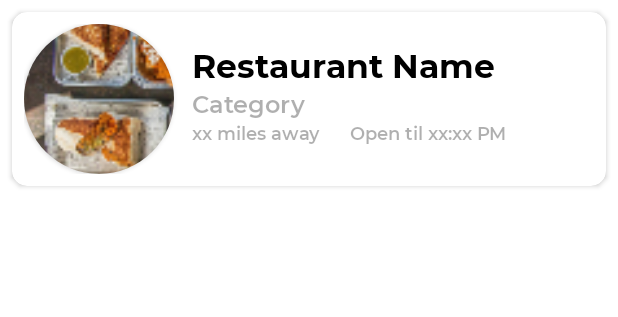
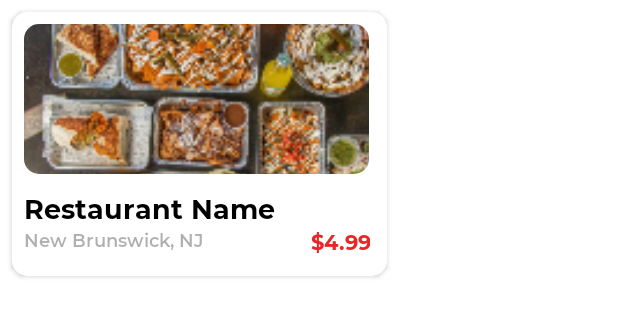
Before and after one commit to sarahmcney/RU2GOOD2GO, an Android app: the layout offer_item.xml on its own in the app's theme, with its tools: preview values and no code run, on a phone screen of 412 x 824 dp. Shown: the top 317 px of the screen. Run offline under Robolectric (Android 15) with nearby library versions, the phone set to English and light mode, and no system bars.

Commit message:
revamped main feed

```diff
--- a/app/src/main/java/com/example/ru2good2go/RestaurantListItem.kt
+++ b/app/src/main/java/com/example/ru2good2go/RestaurantListItem.kt
@@ -1,4 +1,6 @@
 package com.example.ru2good2go
 //for recyclerview
-data class RestaurantListItem(val imageResource: Int, val name: String, val category: String, val distance: String,
-                              val closingTime : String)
+/*data class RestaurantListItem(val imageResource: Int, val name: String, val category: String, val distance: String,
+                              val closingTime : String)*/
+
+data class RestaurantListItem(val imageResource: Int, val name: String, val location: String)
--- a/app/src/main/res/layout/offer_item.xml
+++ b/app/src/main/res/layout/offer_item.xml
@@ -5,10 +5,11 @@
         <variable name="viewModel" type="network.PlaceViewModel"/>
     </data>
 <androidx.cardview.widget.CardView
-    android:layout_width="match_parent"
+    android:layout_width="250dp"
     android:layout_height="wrap_content"
     android:layout_margin="8dp"
     app:cardCornerRadius="10dp"
+
     >
 
     <RelativeLayout
@@ -18,14 +19,14 @@
 
         <androidx.cardview.widget.CardView
             android:id="@+id/circle_img_container"
-            android:layout_width="100dp"
+            android:layout_width="230dp"
             android:layout_height="100dp"
             android:elevation="12dp"
-            app:cardCornerRadius="50dp">
+            app:cardCornerRadius="10dp">
 
             <ImageView
                 android:id="@+id/restaurant_image"
-                android:layout_width="280dp"
+                android:layout_width="250dp"
                 android:layout_height="100dp"
                 android:layout_marginEnd="8dp"
                 android:scaleType="centerCrop"
@@ -36,15 +37,39 @@
             android:id="@+id/restaurant_name"
             android:layout_width="wrap_content"
             android:layout_height="wrap_content"
-            android:layout_marginStart="12dp"
-            android:layout_marginTop="12dp"
-            android:layout_toEndOf="@id/circle_img_container"
+            android:layout_marginTop="10dp"
             android:fontFamily="@font/montserrat_bold"
+            android:layout_below="@id/circle_img_container"
             android:text="Restaurant Name"
             android:textColor="#000000"
-            android:textSize="22sp" />
+            android:textSize="18sp" />
 
         <TextView
+            android:id="@+id/restaurant_location"
+            android:layout_width="wrap_content"
+            android:layout_height="wrap_content"
+            android:layout_below="@id/restaurant_name"
+            android:fontFamily="@font/montserrat_semibold"
+            android:text="New Brunswick, NJ"
+            android:layout_marginBottom="5dp"
+            android:textColor="@color/lightGray"
+            android:textSize="12dp"/>
+
+        <TextView
+            android:id="@+id/offer_price"
+            android:layout_width="match_parent"
+            android:layout_height="wrap_content"
+            android:layout_below="@id/restaurant_name"
+            android:fontFamily="@font/montserrat_bold"
+            android:text="$4.99"
+            android:gravity="end"
+            android:layout_marginBottom="5dp"
+            android:layout_marginEnd="3dp"
+            android:textColor="@color/red"
+            android:textSize="14dp"/>
+
+
+        <!--<TextView
             android:id="@+id/restaurant_category"
             android:layout_width="wrap_content"
             android:layout_height="wrap_content"
@@ -78,7 +103,8 @@
             android:fontFamily="@font/montserrat_semibold"
             android:text="Open til xx:xx PM"
             android:textColor="@color/lightGray"
-            android:textSize="12dp" />
+            android:textSize="12dp" />-->
+
     </RelativeLayout>
 
 </androidx.cardview.widget.CardView>
--- a/app/src/main/res/values/strings.xml
+++ b/app/src/main/res/values/strings.xml
@@ -22,4 +22,6 @@
     <string name="orders">Orders</string>
     <string name="browse">Browse</string>
     <string name="profile">Profile</string>
+    <string name="feed_welcome">Welcome to RU Bites!</string>
+    <string name="current_offers">Current Offers</string>
 </resources>
--- a/app/src/main/res/values/styles.xml
+++ b/app/src/main/res/values/styles.xml
@@ -7,6 +7,7 @@
         <item name="colorPrimaryDark">@color/red</item>
         <item name="colorAccent">@color/red</item>
         <item name="android:windowBackground">@color/background</item>
+
     </style>
 
     <style name="MyTheme" parent="@android:style/Theme.Light">
```
Also changed, not shown: app/src/main/java/com/example/ru2good2go/Feed.kt (+8 -8 lines), app/src/main/java/com/example/ru2good2go/RestaurantListAdapter.kt (+8 -6 lines), app/src/main/res/drawable/feedblob.xml (added, +9 -0 lines), app/src/main/res/layout/activity_feed_updated.xml (added, +188 -0 lines).
